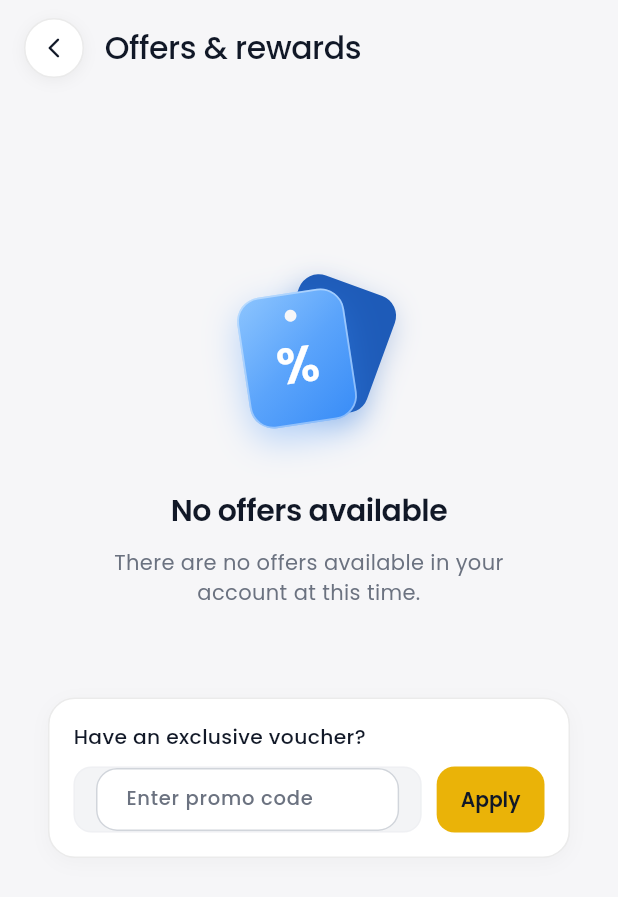
After one commit to k3lvincodes/klux-vip, a Flutter app: the OffersRewardsScreen screen opened by its route, on a phone screen of 412 x 824 dp. The commit adds this screen. Shown: the top 897 px of the screen. Run offline on Flutter 3.47's test engine with Material 3 defaults, Android fonts, the phone set to English and light mode, and no system bars; drawn by our look-alikes of toastification; our stand-ins replace cached_network_image, firebase_core, firebase_messaging, flutter_animate, flutter_map, flutter_secure_storage and 12 more; missing offline and left inert: didit_sdk, flutter_stripe, google_maps_flutter_android, google_maps_flutter_platform_interface; accounts and stored records are empty; project files that could hold a hidden picture were left out.

Commit message:
feat(offers): route all 'Apply offer' actions to Offers & rewards page

```diff
--- a/app/lib/core/router/app_router.dart
+++ b/app/lib/core/router/app_router.dart
@@ -426,6 +426,14 @@ final GoRouter appRouter = GoRouter(
       builder: (context, state) => const OffersRewardsScreen(),
     ),
     GoRoute(
+      path: '/rewards',
+      builder: (context, state) => const OffersRewardsScreen(),
+    ),
+    GoRoute(
+      path: '/offers-rewards',
+      builder: (context, state) => const OffersRewardsScreen(),
+    ),
+    GoRoute(
       path: '/newsfeed',
       builder: (context, state) => const NewsfeedScreen(),
     ),
--- /dev/null
+++ b/app/lib/features/rewards/offers_rewards_screen.dart
@@ -0,0 +1,373 @@
+import 'package:flutter/material.dart';
+import 'package:go_router/go_router.dart';
+import 'package:google_fonts/google_fonts.dart';
+import 'package:kenick_vip/theme/app_colors.dart';
+import 'package:kenick_vip/utils/custom_toast.dart';
+
+class OffersRewardsScreen extends StatefulWidget {
+  const OffersRewardsScreen({super.key});
+
+  @override
+  State<OffersRewardsScreen> createState() => _OffersRewardsScreenState();
+}
+
+class _OffersRewardsScreenState extends State<OffersRewardsScreen> {
+  final TextEditingController _promoController = TextEditingController();
+  bool _isRedeeming = false;
+
+  @override
+  void dispose() {
+    _promoController.dispose();
+    super.dispose();
+  }
+
+  void _redeemPromo() async {
+    final code = _promoController.text.trim();
+    if (code.isEmpty) {
+      CustomToast.showError(context, 'Please enter a voucher or promo code');
+      return;
+    }
+
+    setState(() => _isRedeeming = true);
+    await Future.delayed(const Duration(milliseconds: 700));
+    if (!mounted) return;
+    setState(() => _isRedeeming = false);
+
+    CustomToast.showSuccess(context, 'Offer code "$code" applied!');
+    _promoController.clear();
+
+    if (Navigator.of(context).canPop()) {
+      Navigator.of(context).pop(code);
+    }
+  }
+
+  @override
+  Widget build(BuildContext context) {
+    final theme = Theme.of(context);
+    final cs = theme.colorScheme;
+    final isDark = theme.brightness == Brightness.dark;
+
+    final bgColor = isDark ? AppColors.darkBackground : AppColors.background;
+    final cardColor = isDark ? AppColors.darkSurface : Colors.white;
+    final subtleBorder = isDark
+        ? Colors.white.withValues(alpha: 0.08)
+        : Colors.black.withValues(alpha: 0.08);
+
+    return Scaffold(
+      backgroundColor: bgColor,
+      body: SafeArea(
+        child: Column(
+          children: [
+            // Top App Bar
+            Padding(
+              padding: const EdgeInsets.fromLTRB(16, 12, 16, 8),
+              child: Row(
+                children: [
+                  GestureDetector(
+                    onTap: () => context.pop(),
+                    behavior: HitTestBehavior.opaque,
+                    child: Container(
+                      width: 40,
+                      height: 40,
+                      decoration: BoxDecoration(
+                        shape: BoxShape.circle,
+                        color: cardColor,
+                        border: Border.all(color: subtleBorder),
+                        boxShadow: [
+                          BoxShadow(
+                            color: Colors.black.withValues(alpha: isDark ? 0.25 : 0.05),
+                            blurRadius: 8,
+                            offset: const Offset(0, 2),
+                          ),
+                        ],
+                      ),
+                      alignment: Alignment.center,
+                      child: Icon(
+                        Icons.arrow_back_ios_new_rounded,
+                        size: 16,
+                        color: cs.onSurface,
+                      ),
+                    ),
+                  ),
+                  const SizedBox(width: 14),
+                  Text(
+                    'Offers & rewards',
+                    style: GoogleFonts.poppins(
+                      fontSize: 21,
+                      fontWeight: FontWeight.w500,
+                      color: cs.onSurface,
+                      letterSpacing: -0.3,
+                    ),
+                  ),
+                ],
+              ),
+            ),
+
+            // Main Content: Faithfully matches reference empty state
+            Expanded(
+              child: RefreshIndicator(
+                onRefresh: () async {
+                  await Future.delayed(const Duration(milliseconds: 500));
+                  if (mounted) setState(() {});
+                },
+                color: AppColors.primary,
+                child: SingleChildScrollView(
+                  physics: const AlwaysScrollableScrollPhysics(
+                    parent: BouncingScrollPhysics(),
+                  ),
+                  child: Padding(
+                    padding: const EdgeInsets.symmetric(horizontal: 32),
+                    child: Column(
+                      children: [
+                        const SizedBox(height: 120),
+
+                        // Discount Tag Graphic (reproduced with smooth luxury gradients)
+                        _buildDiscountTagGraphic(isDark),
+
+                        const SizedBox(height: 36),
+
+                        // Title: "No offers available" (Restrained boldness)
+                        Text(
+                          'No offers available',
+                          textAlign: TextAlign.center,
+                          style: GoogleFonts.poppins(
+                            fontSize: 20,
+                            fontWeight: FontWeight.w600,
+                            color: cs.onSurface,
+                            letterSpacing: -0.3,
+                          ),
+                        ),
+
+                        const SizedBox(height: 10),
+
+                        // Subtitle: "There are no offers available in your account at this time."
+                        Text(
+                          'There are no offers available in your\naccount at this time.',
+                          textAlign: TextAlign.center,
+                          style: GoogleFonts.poppins(
+                            fontSize: 14,
+                            fontWeight: FontWeight.w400,
+                            color: cs.onSurfaceVariant,
+                            height: 1.45,
+                          ),
+                        ),
+
+                        const SizedBox(height: 60),
+
+                        // VIP Promo Code Box
+                        Container(
+                          padding: const EdgeInsets.all(16),
+                          decoration: BoxDecoration(
+                            color: cardColor,
+                            borderRadius: BorderRadius.circular(18),
+                            border: Border.all(color: subtleBorder),
+                            boxShadow: [
+                              BoxShadow(
+                                color: Colors.black.withValues(alpha: isDark ? 0.2 : 0.03),
+                                blurRadius: 10,
+                                offset: const Offset(0, 3),
+                              ),
+                            ],
+                          ),
+                          child: Column(
+                            crossAxisAlignment: CrossAxisAlignment.start,
+                            children: [
+                              Text(
+                                'Have an exclusive voucher?',
+                                style: GoogleFonts.poppins(
+                                  fontSize: 13.5,
+                                  fontWeight: FontWeight.w500,
+                                  color: cs.onSurface,
+                                ),
+                              ),
+                              const SizedBox(height: 10),
+                              Row(
+                                children: [
+                                  Expanded(
+                                    child: Container(
+                                      height: 44,
+                                      padding: const EdgeInsets.symmetric(horizontal: 14),
+                                      decoration: BoxDecoration(
+                                        color: isDark ? const Color(0xFF141416) : const Color(0xFFF3F4F6),
+                                        borderRadius: BorderRadius.circular(12),
+                                        border: Border.all(
+                                          color: cs.outlineVariant.withValues(alpha: 0.3),
+                                        ),
+                                      ),
+                                      alignment: Alignment.centerLeft,
+                                      child: TextField(
+                                        controller: _promoController,
+                                        textCapitalization: TextCapitalization.characters,
+                                        style: GoogleFonts.poppins(
+                                          fontSize: 13.5,
+                                          fontWeight: FontWeight.w500,
+                                          color: cs.onSurface,
+                                        ),
+                                        decoration: InputDecoration(
+                                          hintText: 'Enter promo code',
+                                          hintStyle: GoogleFonts.poppins(
+                                            fontSize: 13,
+                                            color: cs.onSurfaceVariant,
+                                          ),
+                                          isDense: true,
+                                          border: InputBorder.none,
+                                        ),
+                                      ),
+                                    ),
+                                  ),
+                                  const SizedBox(width: 10),
+                                  SizedBox(
+                                    height: 44,
+                                    child: ElevatedButton(
+                                      onPressed: _isRedeeming ? null : _redeemPromo,
+                                      style: ElevatedButton.styleFrom(
+                                        backgroundColor: AppColors.primary,
+                                        foregroundColor: const Color(0xFF111827),
+                                        elevation: 0,
+                                        shape: RoundedRectangleBorder(
+                                          borderRadius: BorderRadius.circular(12),
+                                        ),
+                                        padding: const EdgeInsets.symmetric(horizontal: 16),
+                                      ),
+                                      child: _isRedeeming
+                                          ? const SizedBox(
+                                              width: 18,
+                                              height: 18,
+                                              child: CircularProgressIndicator(
+                                                strokeWidth: 2,
+                                                color: Color(0xFF111827),
+                                              ),
+                                            )
+                                          : Text(
+                                              'Apply',
+                                              style: GoogleFonts.poppins(
+                                                fontSize: 13.5,
+                                                fontWeight: FontWeight.w600,
+                                              ),
+                                            ),
+                                    ),
+                                  ),
+                                ],
+                              ),
+                            ],
+                          ),
+                        ),
+                        const SizedBox(height: 40),
+                      ],
+                    ),
+                  ),
+                ),
+              ),
+            ),
+          ],
+        ),
+      ),
+    );
+  }
+
+  Widget _buildDiscountTagGraphic(bool isDark) {
+    return Center(
+      child: SizedBox(
+        width: 120,
+        height: 110,
+        child: Stack(
+          alignment: Alignment.center,
+          children: [
+            // Back angled tag (darker blue / subtle gold accent)
+            Transform.translate(
+              offset: const Offset(16, -6),
+              child: Transform.rotate(
+                angle: 0.35,
+                child: Container(
+                  width: 68,
+                  height: 82,
+                  decoration: BoxDecoration(
+                    color: const Color(0xFF1E5BB8),
+                    borderRadius: BorderRadius.circular(14),
+                    boxShadow: [
+                      BoxShadow(
+                        color: const Color(0xFF1E5BB8).withValues(alpha: 0.3),
+                        blurRadius: 16,
+                        offset: const Offset(0, 6),
+                      ),
+                    ],
+                  ),
+                ),
+              ),
+            ),
+
+            // Front primary tag with glassmorphic shine and '%' symbol
+            Transform.translate(
+              offset: const Offset(-8, 4),
+              child: Transform.rotate(
+                angle: -0.15,
+                child: Container(
+                  width: 72,
+                  height: 88,
+                  decoration: BoxDecoration(
+                    gradient: const LinearGradient(
+                      begin: Alignment.topLeft,
+                      end: Alignment.bottomRight,
+                      colors: [
+                        Color(0xFF8DC5FE),
+                        Color(0xFF5BA4FB),
+                        Color(0xFF388CF7),
+                      ],
+                    ),
+                    borderRadius: BorderRadius.circular(16),
+                    border: Border.all(
+                      color: Colors.white.withValues(alpha: 0.4),
+                      width: 1.2,
+                    ),
+                    boxShadow: [
+                      BoxShadow(
+                        color: const Color(0xFF388CF7).withValues(alpha: 0.35),
+                        blurRadius: 20,
+                        offset: const Offset(0, 8),
+                      ),
+                    ],
+                  ),
+                  child: Stack(
+                    children: [
+                      // Tag perforation hole
+                      Positioned(
+                        top: 10,
+                        left: 0,
+                        right: 0,
+                        child: Center(
+                          child: Container(
+                            width: 8,
+                            height: 8,
+                            decoration: BoxDecoration(
+                              color: isDark ? const Color(0xFF0F0F11) : const Color(0xFFF6F6F8),
+                              shape: BoxShape.circle,
+                            ),
+                          ),
+                        ),
+                      ),
+                      // '%' glyph
+                      Center(
+                        child: Padding(
+                          padding: const EdgeInsets.only(top: 8.0),
+                          child: Text(
+                            '%',
+                            style: GoogleFonts.poppins(
+                              fontSize: 34,
+                              fontWeight: FontWeight.w600,
+                              color: Colors.white,
+                              height: 1,
+                            ),
+                          ),
+                        ),
+                      ),
+                    ],
+                  ),
+                ),
+              ),
+            ),
+          ],
+        ),
+      ),
+    );
+  }
+}
```
Also changed, not shown: app/lib/features/booking/confirm_reservation_screen.dart (+6 -81 lines), app/lib/features/fleet/fleet_selection_screen.dart (+5 -83 lines).
